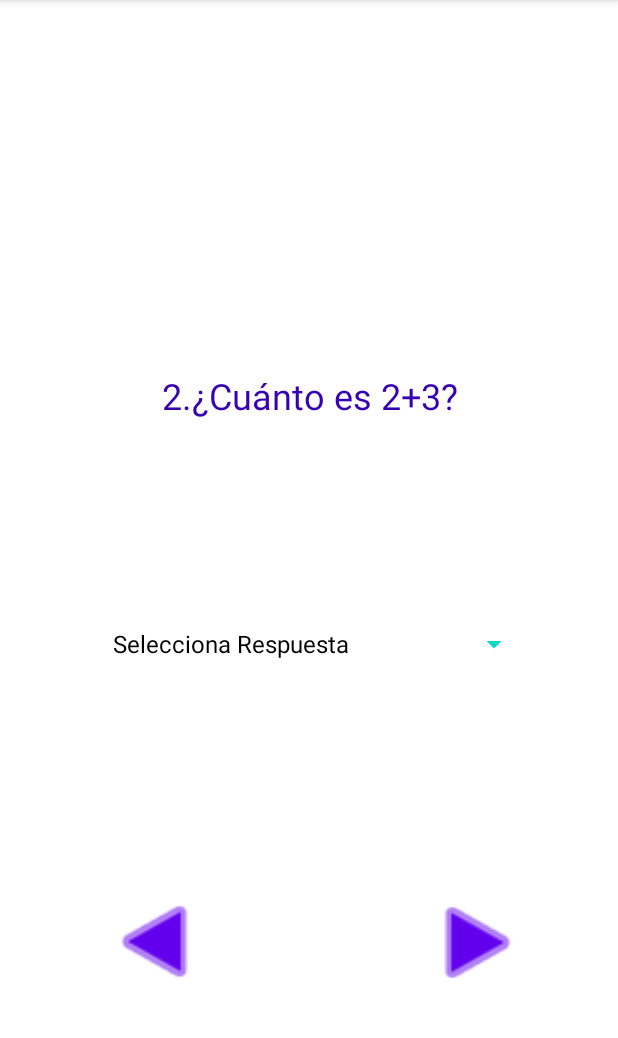
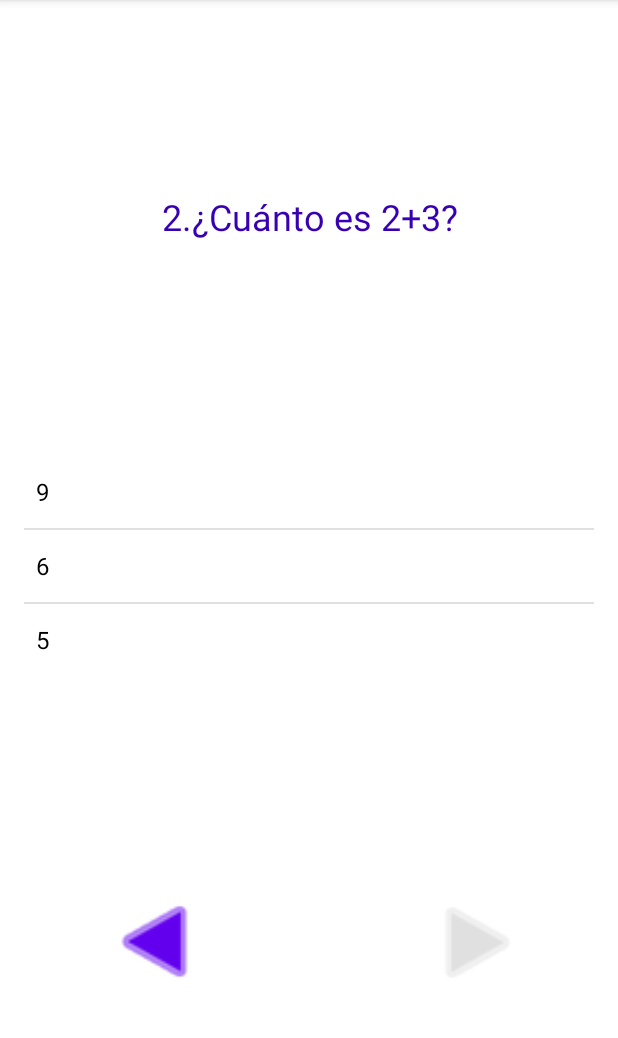
Before and after one commit to isaacgh64/PracticaFinalDiciembre2122, an Android app: the Aprender screen opened directly, with no data from a screen before it, after a tap on an icon or button, on a phone screen of 412 x 824 dp, the part 84-1122 px from its top. Run offline under Robolectric (Android 15) with nearby library versions, the light colour scheme and no system bars.

Commit message:
Ventana Aprender hecha

```diff
--- a/app/src/main/java/com/example/hagotestymemuevounmontn/Aprender.java
+++ b/app/src/main/java/com/example/hagotestymemuevounmontn/Aprender.java
@@ -3,11 +3,14 @@ package com.example.hagotestymemuevounmontn;
 import androidx.appcompat.app.AppCompatActivity;
 
 import android.database.Cursor;
+import android.graphics.Color;
 import android.os.Bundle;
+import android.view.LayoutInflater;
 import android.view.View;
 import android.widget.AdapterView;
 import android.widget.ArrayAdapter;
 import android.widget.Button;
+import android.widget.ListView;
 import android.widget.Spinner;
 import android.widget.TextView;
 import android.widget.Toast;
@@ -23,7 +26,7 @@ public class Aprender extends AppCompatActivity {
     TextView textViewPregunta;
 
     //Spinner con el que mostraremos las respuestas
-    Spinner spinner;
+    ListView spinner;
 
     //Array de números donde iremos almacenando todos los números
     int[] numeros = new int[5];
@@ -53,32 +56,36 @@ public class Aprender extends AppCompatActivity {
         textViewPregunta.setText((posicionP+1)+"."+preguntas.get(numeros[posicionP]).getPregunta());
         respuestas[posicionR]=GenerarRandomRespuestas();
         if(respuestas[posicionR]==1){
-            respuestas1=new String[]{"Selecciona Respuesta",preguntas.get(numeros[posicionP]).getRespuestaC(),preguntas.get(numeros[posicionP]).getRespuestaI1(),preguntas.get(numeros[posicionP]).getRespuestaI2()};
+            respuestas1=new String[]{preguntas.get(numeros[posicionP]).getRespuestaC(),preguntas.get(numeros[posicionP]).getRespuestaI1(),preguntas.get(numeros[posicionP]).getRespuestaI2()};
         }
-        else if(respuestas[posicionR]==1){
-            respuestas1=new String[]{"Selecciona Respuesta",preguntas.get(numeros[posicionP]).getRespuestaI1(),preguntas.get(numeros[posicionP]).getRespuestaC(),preguntas.get(numeros[posicionP]).getRespuestaI2()};
+        else if(respuestas[posicionR]==2){
+            respuestas1=new String[]{preguntas.get(numeros[posicionP]).getRespuestaI1(),preguntas.get(numeros[posicionP]).getRespuestaC(),preguntas.get(numeros[posicionP]).getRespuestaI2()};
         }
         else{
-            respuestas1=new String[]{"Selecciona Respuesta",preguntas.get(numeros[posicionP]).getRespuestaI2(),preguntas.get(numeros[posicionP]).getRespuestaI1(),preguntas.get(numeros[posicionP]).getRespuestaC()};
+            respuestas1=new String[]{preguntas.get(numeros[posicionP]).getRespuestaI2(),preguntas.get(numeros[posicionP]).getRespuestaI1(),preguntas.get(numeros[posicionP]).getRespuestaC()};
         }
         RellenarSpinner();
+        buttonSiguiente.setEnabled(false);
 
         buttonSiguiente.setOnClickListener(new View.OnClickListener() {
             @Override
             public void onClick(View view) {
-                if(posicionP!=5){
+                buttonSiguiente.setEnabled(false);
+                if(posicionP<4){
+                    spinner.setEnabled(true);
+                    spinner.setBackgroundColor(Color.WHITE);
                     spinner.setAdapter(null);
                     RepetirPreguntas();
                     textViewPregunta.setText((posicionP+1)+"."+preguntas.get(numeros[posicionP]).getPregunta());
                     respuestas[posicionR]=GenerarRandomRespuestas();
                     if(respuestas[posicionR]==1){
-                        respuestas1=new String[]{"Selecciona Respuesta",preguntas.get(numeros[posicionP]).getRespuestaC(),preguntas.get(numeros[posicionP]).getRespuestaI1(),preguntas.get(numeros[posicionP]).getRespuestaI2()};
+                        respuestas1=new String[]{preguntas.get(numeros[posicionP]).getRespuestaC(),preguntas.get(numeros[posicionP]).getRespuestaI1(),preguntas.get(numeros[posicionP]).getRespuestaI2()};
                     }
                     else if(respuestas[posicionR]==1){
-                        respuestas1=new String[]{"Selecciona Respuesta",preguntas.get(numeros[posicionP]).getRespuestaI1(),preguntas.get(numeros[posicionP]).getRespuestaC(),preguntas.get(numeros[posicionP]).getRespuestaI2()};
+                        respuestas1=new String[]{preguntas.get(numeros[posicionP]).getRespuestaI1(),preguntas.get(numeros[posicionP]).getRespuestaC(),preguntas.get(numeros[posicionP]).getRespuestaI2()};
                     }
                     else{
-                        respuestas1=new String[]{"Selecciona Respuesta",preguntas.get(numeros[posicionP]).getRespuestaI2(),preguntas.get(numeros[posicionP]).getRespuestaI1(),preguntas.get(numeros[posicionP]).getRespuestaC()};
+                        respuestas1=new String[]{preguntas.get(numeros[posicionP]).getRespuestaI2(),preguntas.get(numeros[posicionP]).getRespuestaI1(),preguntas.get(numeros[posicionP]).getRespuestaC()};
                     }
                     RellenarSpinner();
                 }
@@ -86,6 +93,33 @@ public class Aprender extends AppCompatActivity {
 
                 }
 
+            }
+        });
+
+        //Hacemos que cuando seleccione una pregunta en el Spinner nos la coja por defecto
+        spinner.setOnItemClickListener(new AdapterView.OnItemClickListener() {
+            @Override
+            public void onItemClick(AdapterView<?> adapterView, View view, int i, long l) {
+                if(spinner.getItemAtPosition(i)==preguntas.get(numeros[posicionP]).getRespuestaC()){
+                    spinner.setBackgroundColor(Color.RED);
+                    spinner.getChildAt(i).setBackgroundColor(Color.GREEN);
+                }
+                else{
+                    for(int j=0;j<spinner.getCount();j++){
+                        if(spinner.getItemAtPosition(j)==preguntas.get(numeros[posicionP]).getRespuestaC()){
+                            spinner.setBackgroundColor(Color.RED);
+                            spinner.getChildAt(j).setBackgroundColor(Color.GREEN);
+                            break;
+                        }
+                    }
+                }
+                if(posicionP<4) {
+                    buttonSiguiente.setEnabled(true);
+                }
+                else{
+                    buttonSiguiente.setEnabled(false);
+                }
+                spinner.setEnabled(false);
             }
         });
 
@@ -102,7 +136,7 @@ public class Aprender extends AppCompatActivity {
         while(true){
             Boolean repetido=false;
             int aleatorio=GenerarRandomPreguntas();
-            for(int i=0;i<numeros.length;i++){
+            for(int i=0;i<numeros.length-1;i++){
                 if(numeros[i]==aleatorio){
                     repetido=true;
                 }
--- a/app/src/main/res/layout/activity_aprender.xml
+++ b/app/src/main/res/layout/activity_aprender.xml
@@ -18,21 +18,7 @@
         app:layout_constraintEnd_toEndOf="parent"
         app:layout_constraintStart_toStartOf="parent"
         app:layout_constraintTop_toTopOf="parent"
-        app:layout_constraintVertical_bias="0.336" />
-
-    <Spinner
-        android:id="@+id/spinner"
-        android:layout_width="286dp"
-        android:layout_height="70dp"
-        android:layout_marginTop="30dp"
-        android:backgroundTint="@color/teal_200"
-        android:textAlignment="center"
-        app:layout_constraintBottom_toBottomOf="parent"
-        app:layout_constraintEnd_toEndOf="parent"
-        app:layout_constraintHorizontal_bias="0.536"
-        app:layout_constraintStart_toStartOf="parent"
-        app:layout_constraintTop_toBottomOf="@+id/textViewPreguntas"
-        app:layout_constraintVertical_bias="0.219" />
+        app:layout_constraintVertical_bias="0.174" />
 
     <Button
         android:id="@+id/buttonSiguiente"
@@ -58,4 +44,14 @@
         app:layout_constraintStart_toStartOf="parent"
         app:layout_constraintTop_toTopOf="parent"
         app:layout_constraintVertical_bias="0.849" />
+
+    <ListView
+        android:id="@+id/spinner"
+        android:layout_width="380dp"
+        android:layout_height="wrap_content"
+        android:textAlignment="center"
+        app:layout_constraintBottom_toTopOf="@+id/buttonSiguiente"
+        app:layout_constraintEnd_toEndOf="parent"
+        app:layout_constraintStart_toStartOf="parent"
+        app:layout_constraintTop_toBottomOf="@+id/textViewPreguntas" />
 </androidx.constraintlayout.widget.ConstraintLayout>
```
